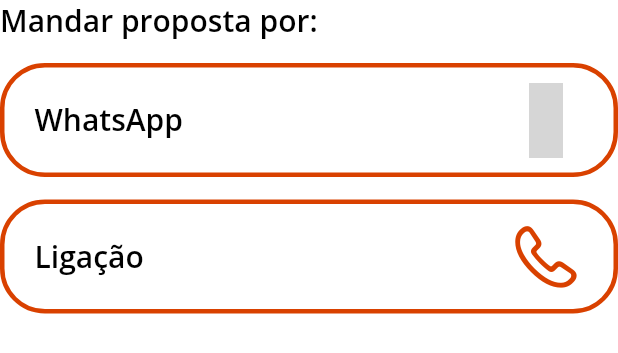
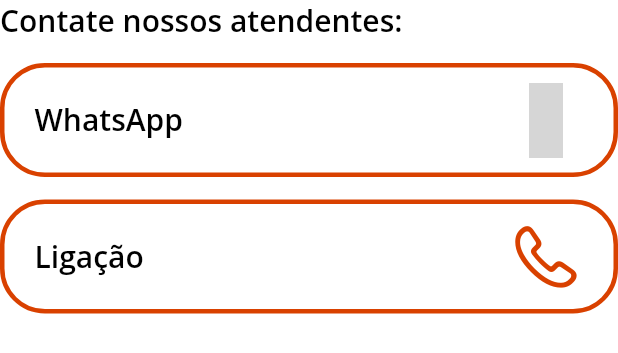
Before and after one commit to matheusgalvao1/btvcred, a Flutter app: the Contact widget shown alone on an empty page, opened directly, on a phone screen of 412 x 824 dp. Shown: the top 353 px of the screen. Run offline on Flutter 3.47's test engine with Material 2 defaults, Android fonts, the phone set to English and light mode, and no system bars; our stand-ins replace community_material_icon, extended_masked_text, firebase_core, firebase_remote_config, flushbar, flutter_slider_drawer and 3 more; missing offline and left inert: bloc_pattern, flare_splash_screen, one_context; accounts and stored records are empty; statements that could not run were skipped; project files that could hold a hidden picture were left out; grey boxes are pictures that could not be loaded.

Commit message:
:fire: Removing Interst value

```diff
--- a/lib/view/simulation/result/Contact.dart
+++ b/lib/view/simulation/result/Contact.dart
@@ -14,7 +14,7 @@
                 children: [
                   Expanded(
                     child: Text(
-                      'Mandar proposta por:',
+                      'Contate nossos atendentes:',
                       style: Theme.of(context).textTheme.headline1.copyWith(
                             fontWeight: FontWeight.w600,
                           ),
--- a/lib/view/simulation/result/main.dart
+++ b/lib/view/simulation/result/main.dart
@@ -66,8 +66,8 @@
                 ),
               ],
             ),
-            SizedBox(height: 10),
-            InterestValue(bloc),
+            //SizedBox(height: 10),
+            //InterestValue(bloc),
             SizedBox(height: 30),
             Contact(),
             SizedBox(height: 30),
```
